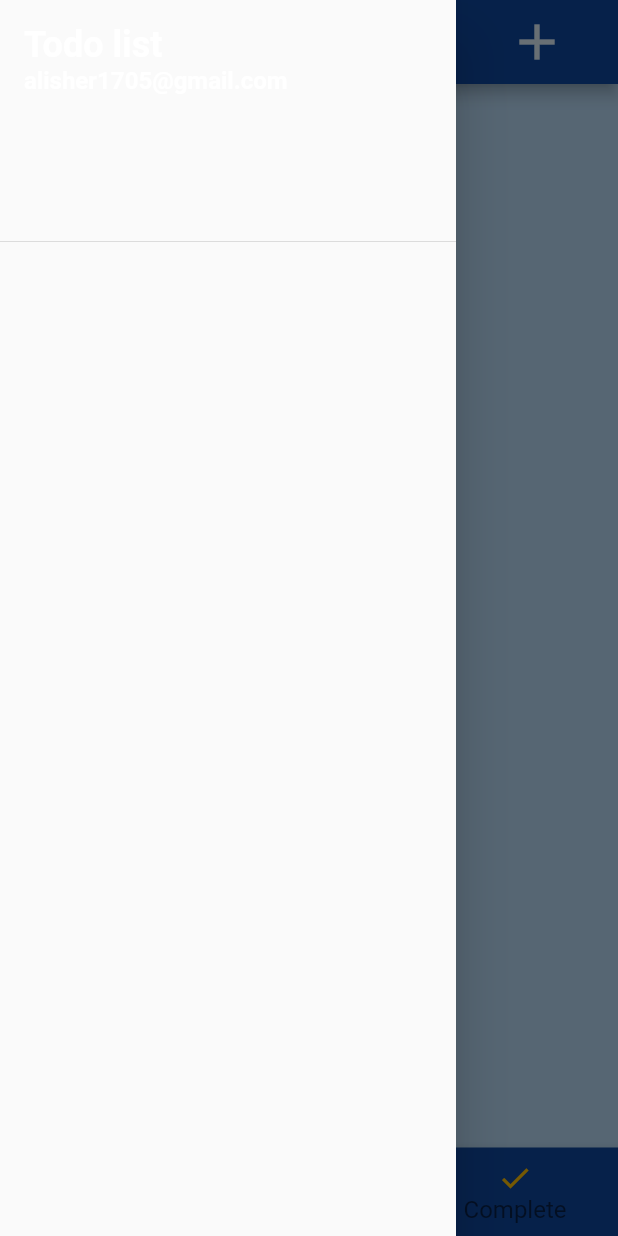
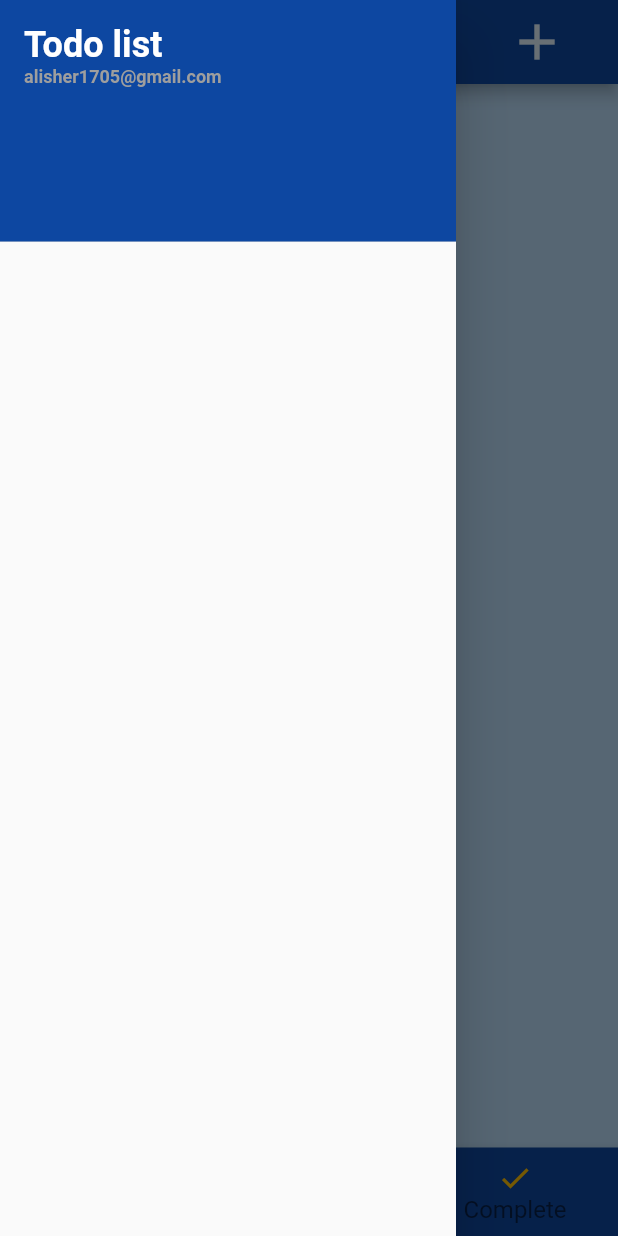
Before and after one commit to Calibrant/alif-app-flutter, a Flutter app: the screen it shows after launch, with the side drawer open, on a phone screen of 412 x 824 dp. Run offline on Flutter 3.47's test engine with Material 2 defaults, Android fonts, the phone set to English and light mode, and no system bars; our stand-ins replace adaptive_theme, flutter_slidable, sqflite; accounts and stored records are empty.

Commit message:
added new drawer widget

```diff
--- a/lib/screen/todo_screen.dart
+++ b/lib/screen/todo_screen.dart
@@ -9,6 +9,7 @@ import 'package:flutter_app_alif/widgets/bottom_navbar.dart';
 import 'package:flutter_app_alif/screen/completed_page.dart';
 import 'package:flutter_app_alif/screen/pending_page.dart';
 import 'package:flutter_app_alif/screen/todos_page.dart';
+import 'package:flutter_app_alif/widgets/drawer_bar.dart';
 import 'package:provider/provider.dart';
 import 'post_item.dart';
 
@@ -109,26 +110,7 @@ class _ToDoScreenState extends State<ToDoScreen> {
         selectedIndex: _selectedIndex,
         onTap: _onItemTapped,
       ),
-      drawer: Drawer(
-        child: ListView(
-          padding: EdgeInsets.zero,
-          children: [
-            DrawerHeader(
-              child: Column(
-                mainAxisAlignment: MainAxisAlignment.start,
-                crossAxisAlignment: CrossAxisAlignment.start,
-                children: [
-                  Text(
-                    'Todo list',
-                    style: Theme.of(context).primaryTextTheme.headline6,
-                  ),
-                  Text('alisher1705@gmail.com',
-                      style: Theme.of(context).primaryTextTheme.subtitle1),
-                ],
-              ),
-            ),],
-        ),
-      ),
+      drawer: DrawerBar(),
     );
   }
 
--- a/lib/utilities/theme.dart
+++ b/lib/utilities/theme.dart
@@ -11,7 +11,7 @@ final kLightTheme = ThemeData.light().copyWith(
     headline6: TextStyle(
         color: Colors.white, fontSize: 24.0, fontWeight: FontWeight.bold),
     subtitle1: TextStyle(
-        color: Colors.white, fontSize: 16.0, fontWeight: FontWeight.bold),
+        color: Colors.grey, fontSize: 12.0, fontWeight: FontWeight.bold),
   ),
   textTheme: TextTheme(
     headline6: TextStyle(
--- /dev/null
+++ b/lib/widgets/drawer_bar.dart
@@ -0,0 +1,29 @@
+import 'package:flutter/material.dart';
+
+class DrawerBar extends StatelessWidget {
+  @override
+  Widget build(BuildContext context) {
+    return Drawer(
+      child: ListView(
+        padding: EdgeInsets.zero,
+        children: [
+          DrawerHeader(
+            decoration: BoxDecoration(color: Theme.of(context).primaryColor),
+            child: Column(
+              mainAxisAlignment: MainAxisAlignment.start,
+              crossAxisAlignment: CrossAxisAlignment.start,
+              children: [
+                Text(
+                  'Todo list',
+                  style: Theme.of(context).primaryTextTheme.headline6,
+                ),
+                Text('alisher1705@gmail.com',
+                    style: Theme.of(context).primaryTextTheme.subtitle1),
+              ],
+            ),
+          ),
+        ],
+      ),
+    );
+  }
+}
```
